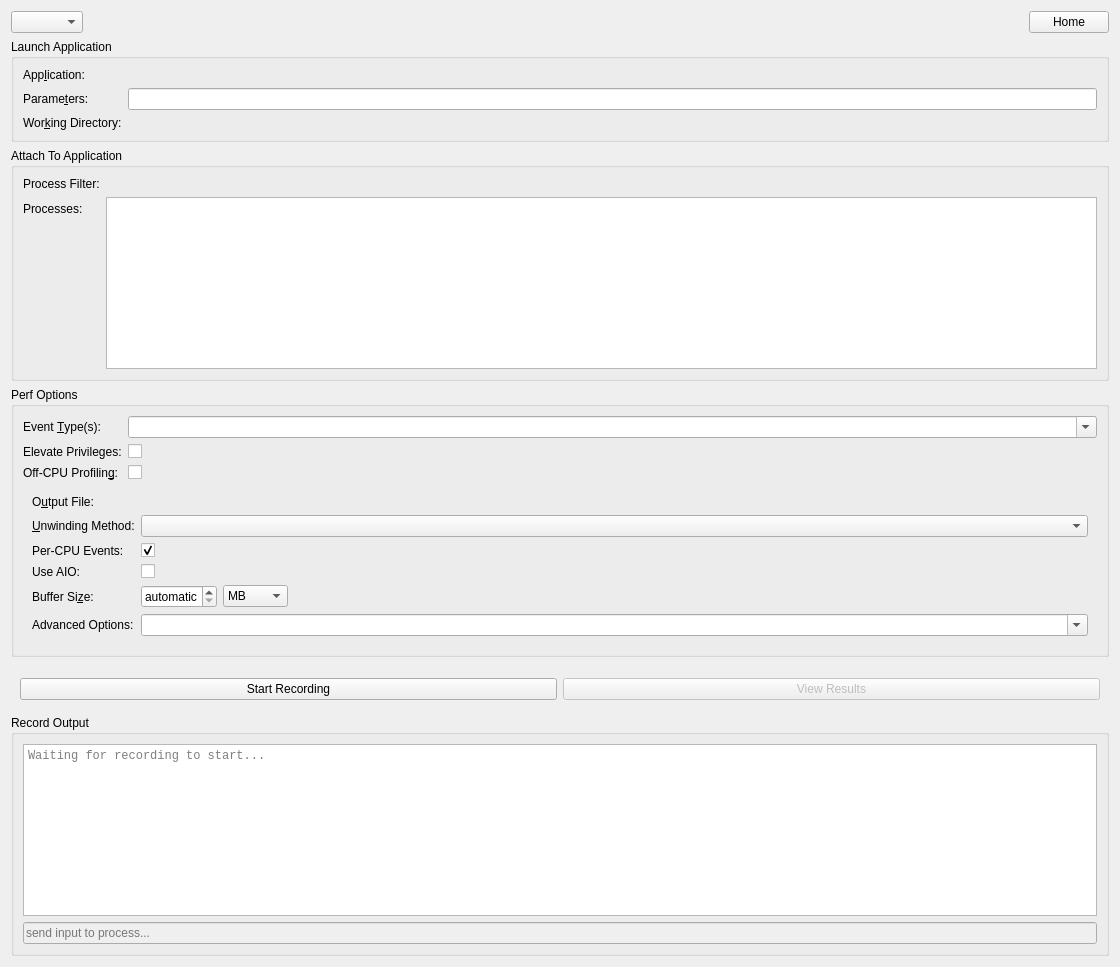
The window that src/recordpage.ui (KDAB/hotspot) describes before a commit, drawn with Qt 5.
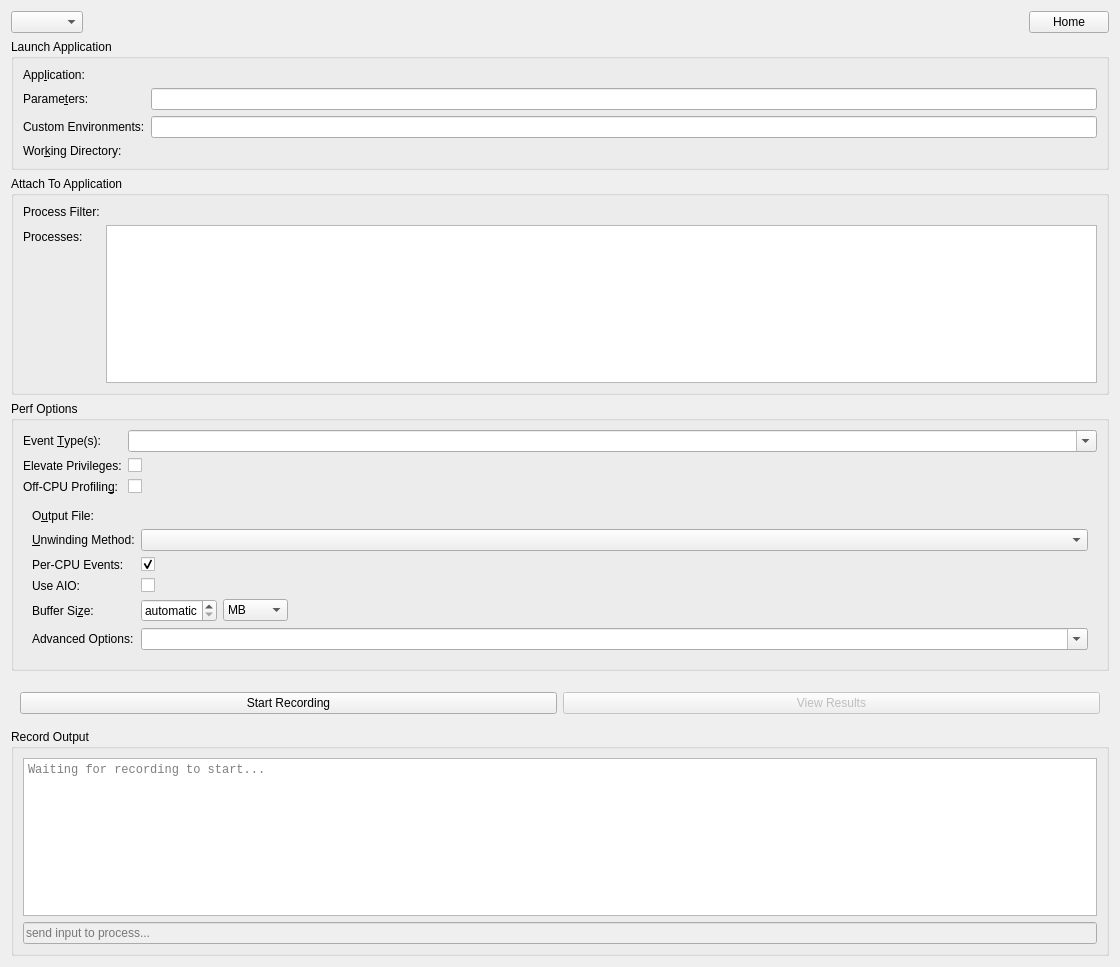
The same window after the commit. Icons and pictures are not drawn. Custom widgets are drawn as their Qt base class.

Commit message: Add custom environment setting support

```diff
--- a/src/recordpage.ui
+++ b/src/recordpage.ui
@@ -104,7 +104,7 @@
         </property>
        </widget>
       </item>
-      <item row="2" column="0">
+      <item row="3" column="0">
        <widget class="QLabel" name="workingDirectoryLabel">
         <property name="toolTip">
          <string>Directory to store the perf data file while recording</string>
@@ -117,13 +117,36 @@
         </property>
        </widget>
       </item>
-      <item row="2" column="1">
+      <item row="3" column="1">
        <widget class="KUrlRequester" name="workingDirectory" native="true">
         <property name="toolTip">
          <string>Directory to store the perf data file while recording</string>
         </property>
        </widget>
       </item>
+      <item row="2" column="0">
+       <widget class="QLabel" name="applicationEnvLabel">
+        <property name="toolTip">
+         <string>&lt;html&gt;&lt;head/&gt;&lt;body&gt;&lt;p&gt;Optional environments to be set for the application being recorded&lt;/p&gt;&lt;/body&gt;&lt;/html&gt;</string>
+        </property>
+        <property name="text">
+         <string>Custom Environments:</string>
+        </property>
+        <property name="buddy">
+         <cstring>applicationParametersBox</cstring>
+        </property>
+       </widget>
+      </item>
+      <item row="2" column="1">
+       <widget class="QLineEdit" name="applicationEnvBox">
+        <property name="contextMenuPolicy">
+         <enum>Qt::NoContextMenu</enum>
+        </property>
+        <property name="toolTip">
+         <string>&lt;html&gt;&lt;head/&gt;&lt;body&gt;&lt;p&gt;Optional environments to be set for the application being recorded&lt;/p&gt;&lt;/body&gt;&lt;/html&gt;</string>
+        </property>
+       </widget>
+      </item>
      </layout>
     </widget>
    </item>
```
The commit also changes 3 other files.
